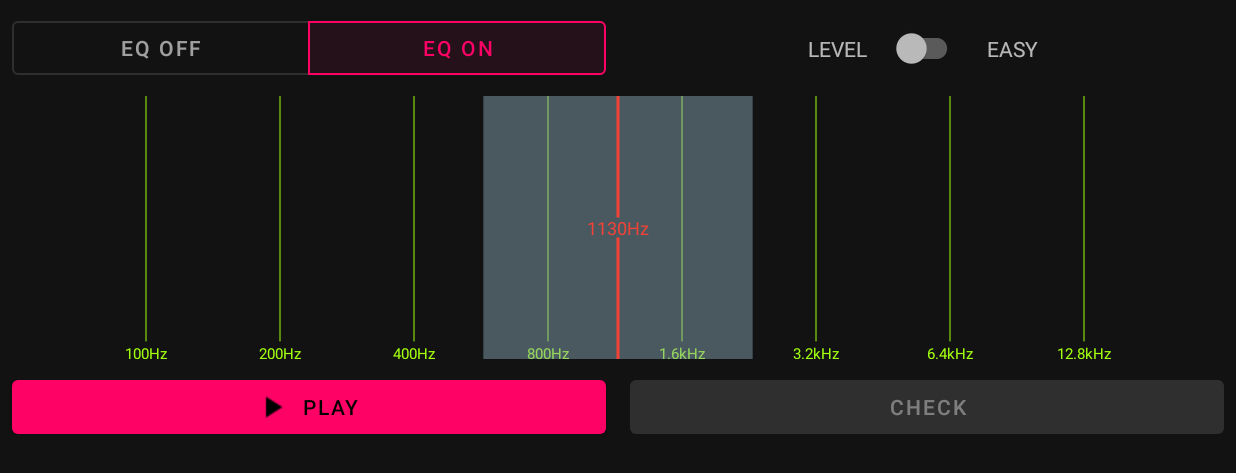
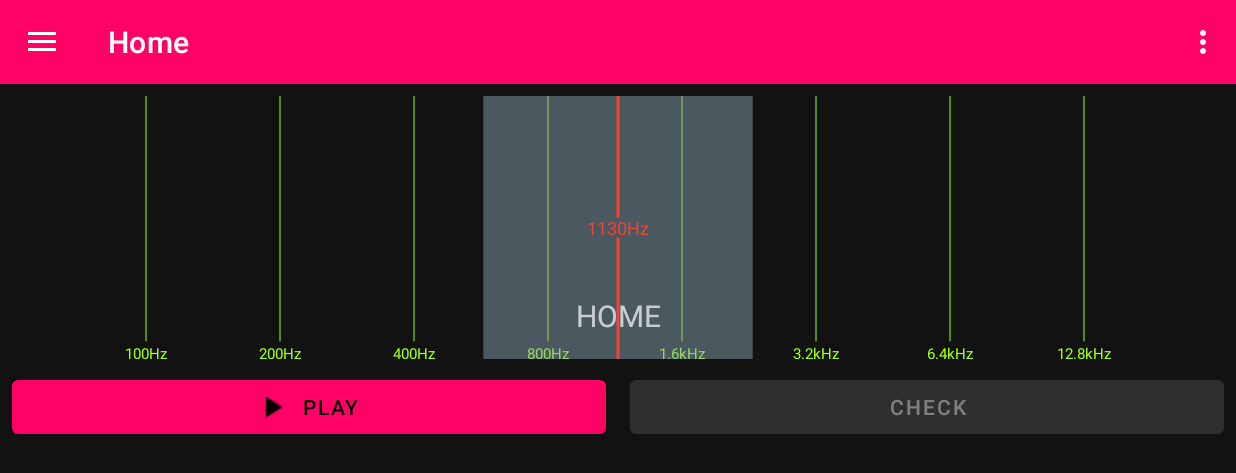
Before and after one commit to TheAvalanche/LearnEQ, an Android app: the screen it shows after launch (MainActivity), on a phone screen of 824 x 412 dp (held sideways). Shown: the top 473 px of the screen. Run offline under Robolectric (Android 15) with nearby library versions, the phone set to English and light mode, and no system bars; our stand-ins replace AdMob, navigation-ui; libraries missing offline, so code that uses them is left out: com.rm.rmswitch; plain views replace RMTristateSwitch; 6 statements that could not run were skipped.

Commit message:
add navigation

```diff
--- /dev/null
+++ b/app/src/main/java/lv/kartishev/eq/HomeFragment.kt
@@ -0,0 +1,25 @@
+package lv.kartishev.eq
+
+import android.os.Bundle
+import android.view.LayoutInflater
+import android.view.View
+import android.view.ViewGroup
+import android.widget.TextView
+import androidx.fragment.app.Fragment
+import androidx.lifecycle.Observer
+
+
+class HomeFragment : Fragment() {
+
+
+    override fun onCreateView(
+            inflater: LayoutInflater,
+            container: ViewGroup?,
+            savedInstanceState: Bundle?
+    ): View? {
+        val root = inflater.inflate(R.layout.fragment_home, container, false)
+        val textView: TextView = root.findViewById(R.id.text_home)
+
+        return root
+    }
+}
--- a/app/src/main/java/lv/kartishev/eq/MainActivity.kt
+++ b/app/src/main/java/lv/kartishev/eq/MainActivity.kt
@@ -5,16 +5,25 @@ import android.content.Context
 import android.content.Intent
 import android.content.IntentFilter
 import android.os.Bundle
+import android.view.Menu
 import android.view.View
 import android.widget.Button
 import android.widget.TextView
 import androidx.appcompat.app.AppCompatActivity
 import androidx.appcompat.app.AppCompatDelegate
+import androidx.appcompat.widget.Toolbar
+import androidx.drawerlayout.widget.DrawerLayout
+import androidx.navigation.findNavController
+import androidx.navigation.ui.AppBarConfiguration
+import androidx.navigation.ui.navigateUp
+import androidx.navigation.ui.setupActionBarWithNavController
+import androidx.navigation.ui.setupWithNavController
 import com.google.android.gms.ads.AdRequest
 import com.google.android.gms.ads.AdView
 import com.google.android.gms.ads.MobileAds
 import com.google.android.material.button.MaterialButton
 import com.google.android.material.button.MaterialButtonToggleGroup
+import com.google.android.material.navigation.NavigationView
 import com.rm.rmswitch.RMTristateSwitch
 
 
@@ -27,6 +36,7 @@ class MainActivity : AppCompatActivity() {
     lateinit var checkButton: MaterialButton;
     var mPluginReceiver: BroadcastReceiver = PluginBroadcastReceiver()
     lateinit var mAdView: AdView;
+    lateinit var appBarConfiguration: AppBarConfiguration
 
     override fun onResume() {
         super.onResume()
@@ -55,6 +65,9 @@ class MainActivity : AppCompatActivity() {
         setContentView(R.layout.activity_main)
 
         AppCompatDelegate.setDefaultNightMode(AppCompatDelegate.MODE_NIGHT_YES)
+
+        val toolbar: Toolbar = findViewById(R.id.toolbar)
+        setSupportActionBar(toolbar)
 
         MobileAds.initialize(this) { }
 
@@ -146,6 +159,27 @@ class MainActivity : AppCompatActivity() {
                 playing = true
             }
         }
+
+        val drawerLayout: DrawerLayout = findViewById(R.id.drawer_layout)
+        val navView: NavigationView = findViewById(R.id.nav_view)
+        val navController = findNavController(R.id.nav_host_fragment)
+        // Passing each menu ID as a set of Ids because each
+        // menu should be considered as top level destinations.
+        appBarConfiguration = AppBarConfiguration(setOf(
+            R.id.nav_home, R.id.nav_second), drawerLayout)
+        setupActionBarWithNavController(navController, appBarConfiguration)
+        navView.setupWithNavController(navController)
+    }
+
+    override fun onCreateOptionsMenu(menu: Menu): Boolean {
+        // Inflate the menu; this adds items to the action bar if it is present.
+        menuInflater.inflate(R.menu.main, menu)
+        return true
+    }
+
+    override fun onSupportNavigateUp(): Boolean {
+        val navController = findNavController(R.id.nav_host_fragment)
+        return navController.navigateUp(appBarConfiguration) || super.onSupportNavigateUp()
     }
 
     inner class PluginBroadcastReceiver : BroadcastReceiver() {
--- /dev/null
+++ b/app/src/main/java/lv/kartishev/eq/SecondFragment.kt
@@ -0,0 +1,27 @@
+package lv.kartishev.eq
+
+import android.os.Bundle
+import android.view.LayoutInflater
+import android.view.View
+import android.view.ViewGroup
+import android.widget.TextView
+import androidx.fragment.app.Fragment
+import androidx.lifecycle.Observer
+
+
+class SecondFragment : Fragment() {
+
+
+
+    override fun onCreateView(
+            inflater: LayoutInflater,
+            container: ViewGroup?,
+            savedInstanceState: Bundle?
+    ): View? {
+
+        val root = inflater.inflate(R.layout.fragment_second, container, false)
+        val textView: TextView = root.findViewById(R.id.text_home)
+
+        return root
+    }
+}
--- a/app/src/main/res/layout/activity_main.xml
+++ b/app/src/main/res/layout/activity_main.xml
@@ -1,10 +1,34 @@
 <?xml version="1.0" encoding="utf-8"?>
-<androidx.constraintlayout.widget.ConstraintLayout xmlns:android="http://schemas.android.com/apk/res/android"
+<androidx.drawerlayout.widget.DrawerLayout xmlns:android="http://schemas.android.com/apk/res/android"
     xmlns:app="http://schemas.android.com/apk/res-auto"
     xmlns:tools="http://schemas.android.com/tools"
+    android:id="@+id/drawer_layout"
+    android:layout_width="match_parent"
+    android:layout_height="match_parent"
+    android:fitsSystemWindows="true">
+
+    <androidx.coordinatorlayout.widget.CoordinatorLayout
         android:layout_width="match_parent"
         android:layout_height="match_parent"
         tools:context=".MainActivity">
+
+        <com.google.android.material.appbar.AppBarLayout
+            android:layout_width="match_parent"
+            android:layout_height="wrap_content"
+            android:theme="@style/AppTheme.AppBarOverlay">
+
+            <androidx.appcompat.widget.Toolbar
+                android:id="@+id/toolbar"
+                android:layout_width="match_parent"
+                android:layout_height="?attr/actionBarSize"
+                android:background="?attr/colorPrimary"
+                app:popupTheme="@style/AppTheme.PopupOverlay" />
+
+        </com.google.android.material.appbar.AppBarLayout>
+
+        <androidx.constraintlayout.widget.ConstraintLayout
+            android:layout_width="match_parent"
+            android:layout_height="match_parent">
 
             <com.google.android.material.button.MaterialButtonToggleGroup
                 android:id="@+id/eq_switch"
@@ -16,8 +40,8 @@
                 app:layout_constraintLeft_toLeftOf="parent"
                 app:layout_constraintRight_toLeftOf="@id/guideline"
                 app:layout_constraintTop_toTopOf="parent"
-        app:singleSelection="true"
-        app:selectionRequired="true">
+                app:selectionRequired="true"
+                app:singleSelection="true">
 
                 <com.google.android.material.button.MaterialButton
                     android:id="@+id/eq_off_button"
@@ -84,11 +108,11 @@
                 android:layout_margin="8dp"
                 app:correctCursorColor="@color/colorCorrect"
                 app:cursorColor="@color/colorSelect"
+                app:layout_constraintBottom_toTopOf="@id/guideline2"
                 app:layout_constraintHorizontal_chainStyle="spread"
                 app:layout_constraintLeft_toLeftOf="parent"
                 app:layout_constraintRight_toRightOf="parent"
                 app:layout_constraintTop_toBottomOf="@id/eq_switch"
-        app:layout_constraintBottom_toTopOf="@id/guideline2"
                 app:rangeColor="@color/colorRange"
                 app:scaleColor="@color/colorAccent" />
 
@@ -154,16 +178,37 @@
                 android:orientation="horizontal"
                 app:layout_constraintGuide_percent="0.6" />
 
-    <com.google.android.gms.ads.AdView
-        xmlns:ads="http://schemas.android.com/apk/res-auto"
+            <com.google.android.gms.ads.AdView xmlns:ads="http://schemas.android.com/apk/res-auto"
                 android:id="@+id/adView"
                 android:layout_width="wrap_content"
                 android:layout_height="wrap_content"
+                ads:adSize="BANNER"
+                ads:adUnitId="ca-app-pub-3244703023643018/6935587326"
                 ads:layout_constraintBottom_toBottomOf="parent"
                 ads:layout_constraintEnd_toEndOf="parent"
-        ads:layout_constraintStart_toStartOf="parent"
-        ads:adSize="BANNER"
-        ads:adUnitId="ca-app-pub-3244703023643018/6935587326">
-    </com.google.android.gms.ads.AdView>
+                ads:layout_constraintStart_toStartOf="parent"/>
+
+            <fragment
+                android:id="@+id/nav_host_fragment"
+                android:name="androidx.navigation.fragment.NavHostFragment"
+                android:layout_width="match_parent"
+                android:layout_height="match_parent"
+                app:defaultNavHost="true"
+                app:layout_constraintLeft_toLeftOf="parent"
+                app:layout_constraintRight_toRightOf="parent"
+                app:layout_constraintTop_toTopOf="parent"
+                app:navGraph="@navigation/mobile_navigation" />
 
         </androidx.constraintlayout.widget.ConstraintLayout>
+
+    </androidx.coordinatorlayout.widget.CoordinatorLayout>
+
+
+    <com.google.android.material.navigation.NavigationView
+        android:id="@+id/nav_view"
+        android:layout_width="wrap_content"
+        android:layout_height="match_parent"
+        android:layout_gravity="start"
+        android:fitsSystemWindows="true"
+        app:menu="@menu/activity_main_drawer"/>
+</androidx.drawerlayout.widget.DrawerLayout>
--- /dev/null
+++ b/app/src/main/res/layout/fragment_home.xml
@@ -0,0 +1,23 @@
+<?xml version="1.0" encoding="utf-8"?>
+<androidx.constraintlayout.widget.ConstraintLayout xmlns:android="http://schemas.android.com/apk/res/android"
+    xmlns:app="http://schemas.android.com/apk/res-auto"
+    xmlns:tools="http://schemas.android.com/tools"
+    android:layout_width="match_parent"
+    android:layout_height="match_parent"
+    tools:context=".HomeFragment">
+
+    <TextView
+        android:id="@+id/text_home"
+        android:layout_width="match_parent"
+        android:layout_height="wrap_content"
+        android:layout_marginStart="8dp"
+        android:layout_marginTop="8dp"
+        android:layout_marginEnd="8dp"
+        android:textAlignment="center"
+        android:textSize="20sp"
+        android:text="HOME"
+        app:layout_constraintBottom_toBottomOf="parent"
+        app:layout_constraintEnd_toEndOf="parent"
+        app:layout_constraintStart_toStartOf="parent"
+        app:layout_constraintTop_toTopOf="parent" />
+</androidx.constraintlayout.widget.ConstraintLayout>
--- /dev/null
+++ b/app/src/main/res/layout/fragment_second.xml
@@ -0,0 +1,23 @@
+<?xml version="1.0" encoding="utf-8"?>
+<androidx.constraintlayout.widget.ConstraintLayout xmlns:android="http://schemas.android.com/apk/res/android"
+    xmlns:app="http://schemas.android.com/apk/res-auto"
+    xmlns:tools="http://schemas.android.com/tools"
+    android:layout_width="match_parent"
+    android:layout_height="match_parent"
+    tools:context=".SecondFragment">
+
+    <TextView
+        android:id="@+id/text_home"
+        android:layout_width="match_parent"
+        android:layout_height="wrap_content"
+        android:layout_marginStart="8dp"
+        android:layout_marginTop="8dp"
+        android:layout_marginEnd="8dp"
+        android:textAlignment="center"
+        android:textSize="20sp"
+        android:text="SECOND"
+        app:layout_constraintBottom_toBottomOf="parent"
+        app:layout_constraintEnd_toEndOf="parent"
+        app:layout_constraintStart_toStartOf="parent"
+        app:layout_constraintTop_toTopOf="parent" />
+</androidx.constraintlayout.widget.ConstraintLayout>
--- /dev/null
+++ b/app/src/main/res/menu/activity_main_drawer.xml
@@ -0,0 +1,14 @@
+<?xml version="1.0" encoding="utf-8"?>
+<menu xmlns:android="http://schemas.android.com/apk/res/android"
+    xmlns:tools="http://schemas.android.com/tools"
+    tools:showIn="navigation_view">
+
+    <group android:checkableBehavior="single">
+        <item
+            android:id="@+id/nav_home"
+            android:title="@string/home" />
+        <item
+            android:id="@+id/nav_second"
+            android:title="@string/second" />
+    </group>
+</menu>
--- /dev/null
+++ b/app/src/main/res/menu/main.xml
@@ -0,0 +1,9 @@
+<?xml version="1.0" encoding="utf-8"?>
+<menu xmlns:android="http://schemas.android.com/apk/res/android"
+    xmlns:app="http://schemas.android.com/apk/res-auto">
+    <item
+        android:id="@+id/action_settings"
+        android:orderInCategory="100"
+        android:title="@string/action_settings"
+        app:showAsAction="never" />
+</menu>
--- /dev/null
+++ b/app/src/main/res/navigation/mobile_navigation.xml
@@ -0,0 +1,21 @@
+<?xml version="1.0" encoding="utf-8"?>
+<navigation xmlns:android="http://schemas.android.com/apk/res/android"
+    xmlns:app="http://schemas.android.com/apk/res-auto"
+    xmlns:tools="http://schemas.android.com/tools"
+    android:id="@+id/mobile_navigation"
+    app:startDestination="@+id/nav_home">
+
+    <fragment
+        android:id="@+id/nav_home"
+        android:name="lv.kartishev.eq.HomeFragment"
+        android:label="@string/home"
+        tools:layout="@layout/fragment_home">
+    </fragment>
+    <fragment
+        android:id="@+id/nav_second"
+        android:name="lv.kartishev.eq.SecondFragment"
+        android:label="@string/second"
+        tools:layout="@layout/fragment_second">
+    </fragment>
+
+</navigation>
--- a/app/src/main/res/values/strings.xml
+++ b/app/src/main/res/values/strings.xml
@@ -15,4 +15,7 @@
     <string name="level.hard">HARD</string>
     <string name="result.match">MATCH</string>
     <string name="result.fail">FAIL</string>
+    <string name="home">Home</string>
+    <string name="second">Second</string>
+    <string name="action_settings">Settings</string>
 </resources>
--- a/app/src/main/res/values/styles.xml
+++ b/app/src/main/res/values/styles.xml
@@ -17,4 +17,8 @@
         <item name="colorPrimary">@color/colorAccent</item>
     </style>
 
+    <style name="AppTheme.AppBarOverlay" parent="ThemeOverlay.AppCompat.Dark.ActionBar" />
+
+    <style name="AppTheme.PopupOverlay" parent="ThemeOverlay.AppCompat.Light" />
+
 </resources>
```
Also changed, not shown: app/build.gradle (+14 -0 lines). Lines whose indentation alone changed are shown as unchanged.
